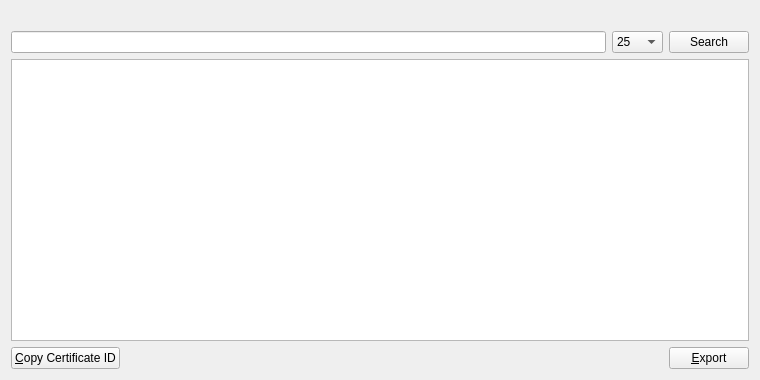
This is src/qt/forms/certlistpage.ui in willyko/syscoin2 as Qt 5 draws it before an edit. The edited form follows.
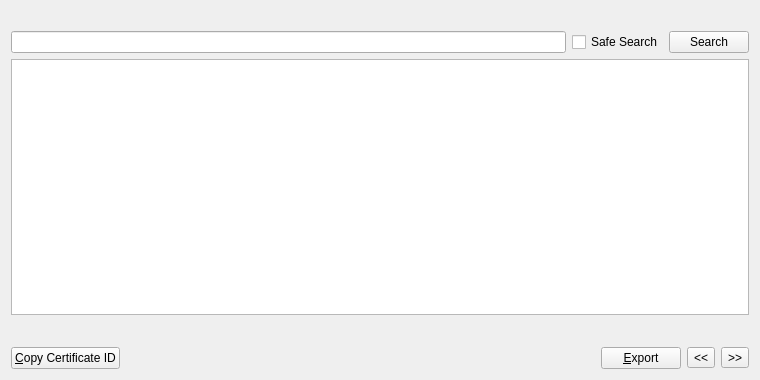
This is the edited form.

Diff of the .ui file:
```diff
--- a/src/qt/forms/certlistpage.ui
+++ b/src/qt/forms/certlistpage.ui
@@ -30,22 +30,10 @@
       <widget class="QLineEdit" name="lineEditCertSearch"/>
      </item>
      <item>
-      <widget class="QComboBox" name="comboBox">
-       <item>
-        <property name="text">
-         <string>25</string>
-        </property>
-       </item>
-       <item>
-        <property name="text">
-         <string>50</string>
-        </property>
-       </item>
-       <item>
-        <property name="text">
-         <string>100</string>
-        </property>
-       </item>
+      <widget class="QCheckBox" name="safeSearch">
+       <property name="text">
+        <string>Safe Search</string>
+       </property>
       </widget>
      </item>
      <item>
@@ -91,6 +79,30 @@
      </attribute>
     </widget>
    </item>
+   <item>
+    <layout class="QHBoxLayout" name="horizontalLayout_3">
+     <item>
+      <spacer name="horizontalSpacer_2">
+       <property name="orientation">
+        <enum>Qt::Horizontal</enum>
+       </property>
+       <property name="sizeHint" stdset="0">
+        <size>
+         <width>40</width>
+         <height>20</height>
+        </size>
+       </property>
+      </spacer>
+     </item>
+     <item>
+      <widget class="QLabel" name="labelPage">
+       <property name="text">
+        <string/>
+       </property>
+      </widget>
+     </item>
+    </layout>
+   </item>
    <item>
     <layout class="QHBoxLayout" name="horizontalLayout">
      <item>
@@ -126,6 +138,20 @@
        </property>
       </widget>
      </item>
+     <item>
+      <widget class="QToolButton" name="prevButton">
+       <property name="text">
+        <string>&lt;&lt;</string>
+       </property>
+      </widget>
+     </item>
+     <item>
+      <widget class="QToolButton" name="nextButton">
+       <property name="text">
+        <string>&gt;&gt;</string>
+       </property>
+      </widget>
+     </item>
     </layout>
    </item>
   </layout>
```
